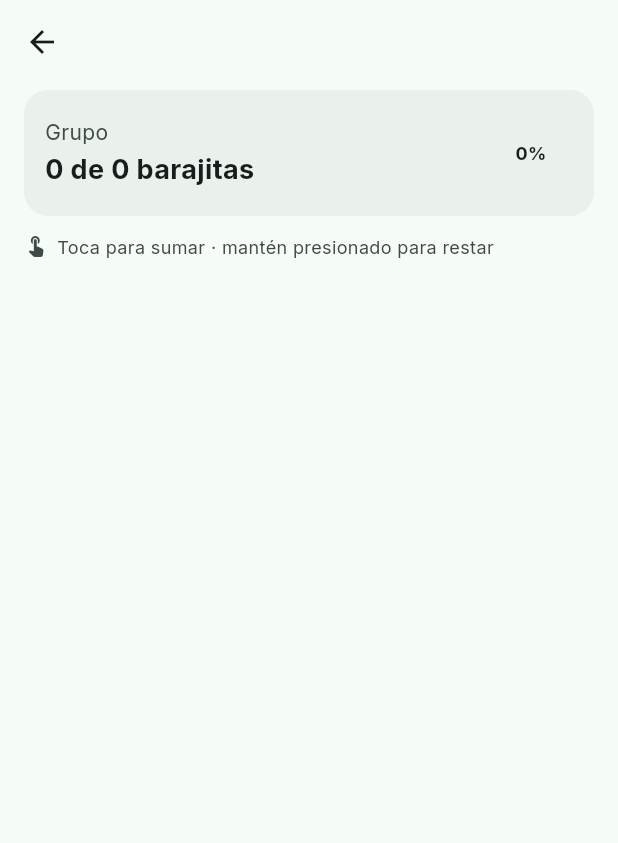
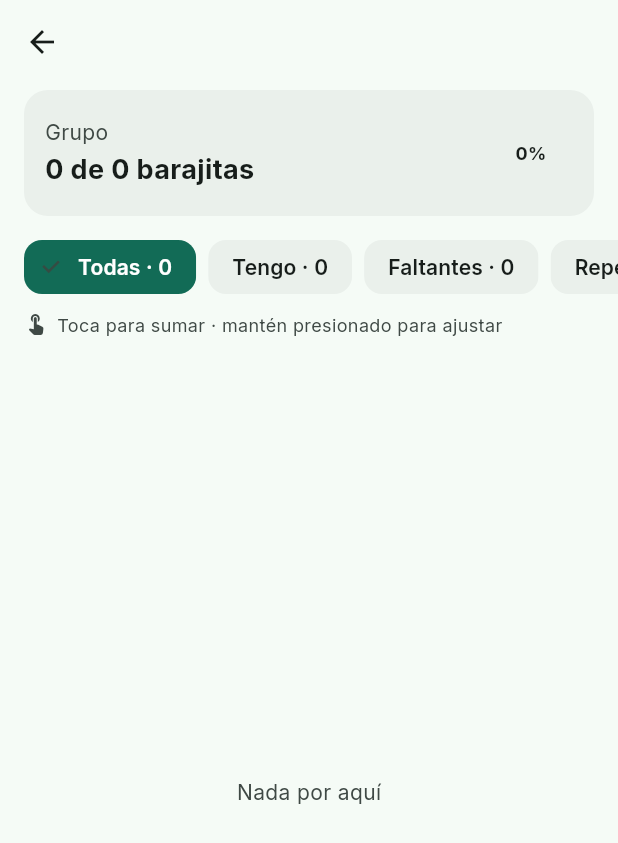
Before and after one commit to castrodeveloper12-coder/barajitas2026pan, a Flutter app: the TeamDetailScreen screen opened directly with empty values, on a phone screen of 412 x 824 dp. Shown: the top 843 px of the screen. Run offline on Flutter 3.47's test engine with Material 3 defaults, Android fonts, the phone set to English and light mode, and no system bars; our stand-ins replace google_fonts, share_plus, sqflite; accounts and stored records are empty.

Commit message:
Add counter sheet and per-team filters
Long-pressing a sticker now opens a bottom sheet with explicit +/- buttons,
the current count and a quick "remove all" action — much more discoverable
than the previous hidden long-press-to-decrement gesture. The team detail
screen also gains filter chips (Todas / Tengo / Faltantes / Repetidas) so
collectors can see exactly which stickers are missing for each country.

https://claude.ai/code/session_01WAiz2brmHza3ACLHWoTpuC

```diff
--- a/lib/screens/specials_screen.dart
+++ b/lib/screens/specials_screen.dart
@@ -2,6 +2,7 @@ import 'package:flutter/material.dart';
 import 'package:provider/provider.dart';
 
 import '../providers/sticker_provider.dart';
+import '../widgets/counter_sheet.dart';
 import '../widgets/sticker_tile.dart';
 
 class SpecialsScreen extends StatelessWidget {
@@ -87,7 +88,7 @@ class _SectionGrid extends StatelessWidget {
               return StickerTile(
                 sticker: s,
                 onIncrement: () => p.increment(s.id),
-                onDecrement: () => p.decrement(s.id),
+                onDecrement: () => showStickerCounterSheet(context, s.id),
               );
             },
           ),
--- a/lib/screens/team_detail_screen.dart
+++ b/lib/screens/team_detail_screen.dart
@@ -3,18 +3,43 @@ import 'package:provider/provider.dart';
 
 import '../models/team.dart';
 import '../providers/sticker_provider.dart';
+import '../widgets/counter_sheet.dart';
 import '../widgets/sticker_tile.dart';
 
-class TeamDetailScreen extends StatelessWidget {
+enum _TeamFilter { all, owned, missing, duplicates }
+
+class TeamDetailScreen extends StatefulWidget {
   final Team team;
   const TeamDetailScreen({super.key, required this.team});
 
   @override
+  State<TeamDetailScreen> createState() => _TeamDetailScreenState();
+}
+
+class _TeamDetailScreenState extends State<TeamDetailScreen> {
+  _TeamFilter _filter = _TeamFilter.all;
+
+  @override
   Widget build(BuildContext context) {
+    final team = widget.team;
     final p = context.watch<StickerProvider>();
-    final stickers = p.forTeam(team.code);
+    final all = p.forTeam(team.code);
     final owned = p.teamOwned(team.code);
     final total = p.teamTotal(team.code);
+    final missingCount = all.where((s) => !s.isOwned).length;
+    final dupsCount = all.where((s) => s.duplicates > 0).length;
+    final stickers = all.where((s) {
+      switch (_filter) {
+        case _TeamFilter.all:
+          return true;
+        case _TeamFilter.owned:
+          return s.isOwned;
+        case _TeamFilter.missing:
+          return !s.isOwned;
+        case _TeamFilter.duplicates:
+          return s.duplicates > 0;
+      }
+    }).toList();
     final scheme = Theme.of(context).colorScheme;
 
     return Scaffold(
@@ -82,8 +107,40 @@ class TeamDetailScreen extends StatelessWidget {
               ),
             ),
           ),
+          SizedBox(
+            height: 44,
+            child: ListView(
+              scrollDirection: Axis.horizontal,
+              padding: const EdgeInsets.symmetric(horizontal: 16),
+              children: [
+                _FilterChip(
+                  label: 'Todas · ${all.length}',
+                  selected: _filter == _TeamFilter.all,
+                  onTap: () => setState(() => _filter = _TeamFilter.all),
+                ),
+                const SizedBox(width: 8),
+                _FilterChip(
+                  label: 'Tengo · $owned',
+                  selected: _filter == _TeamFilter.owned,
+                  onTap: () => setState(() => _filter = _TeamFilter.owned),
+                ),
+                const SizedBox(width: 8),
+                _FilterChip(
+                  label: 'Faltantes · $missingCount',
+                  selected: _filter == _TeamFilter.missing,
+                  onTap: () => setState(() => _filter = _TeamFilter.missing),
+                ),
+                const SizedBox(width: 8),
+                _FilterChip(
+                  label: 'Repetidas · $dupsCount',
+                  selected: _filter == _TeamFilter.duplicates,
+                  onTap: () => setState(() => _filter = _TeamFilter.duplicates),
+                ),
+              ],
+            ),
+          ),
           Padding(
-            padding: const EdgeInsets.symmetric(horizontal: 16),
+            padding: const EdgeInsets.fromLTRB(16, 8, 16, 0),
             child: Row(
               children: [
                 Icon(Icons.touch_app_rounded,
@@ -91,7 +148,7 @@ class TeamDetailScreen extends StatelessWidget {
                 const SizedBox(width: 6),
                 Expanded(
                   child: Text(
-                    'Toca para sumar · mantén presionado para restar',
+                    'Toca para sumar · mantén presionado para ajustar',
                     style: TextStyle(
                       color: scheme.onSurfaceVariant,
                       fontSize: 12,
@@ -103,9 +160,19 @@ class TeamDetailScreen extends StatelessWidget {
           ),
           const SizedBox(height: 8),
           Expanded(
-            child: GridView.builder(
+            child: stickers.isEmpty
+                ? Center(
+                    child: Text(
+                      _filter == _TeamFilter.missing
+                          ? '¡Equipo completo!'
+                          : 'Nada por aquí',
+                      style: TextStyle(color: scheme.onSurfaceVariant),
+                    ),
+                  )
+                : GridView.builder(
                     padding: const EdgeInsets.fromLTRB(16, 8, 16, 24),
-              gridDelegate: const SliverGridDelegateWithFixedCrossAxisCount(
+                    gridDelegate:
+                        const SliverGridDelegateWithFixedCrossAxisCount(
                       crossAxisCount: 3,
                       crossAxisSpacing: 10,
                       mainAxisSpacing: 10,
@@ -117,7 +184,8 @@ class TeamDetailScreen extends StatelessWidget {
                       return StickerTile(
                         sticker: s,
                         onIncrement: () => p.increment(s.id),
-                  onDecrement: () => p.decrement(s.id),
+                        onDecrement: () =>
+                            showStickerCounterSheet(context, s.id),
                       );
                     },
                   ),
@@ -127,3 +195,34 @@ class TeamDetailScreen extends StatelessWidget {
     );
   }
 }
+
+class _FilterChip extends StatelessWidget {
+  final String label;
+  final bool selected;
+  final VoidCallback onTap;
+  const _FilterChip({
+    required this.label,
+    required this.selected,
+    required this.onTap,
+  });
+
+  @override
+  Widget build(BuildContext context) {
+    final scheme = Theme.of(context).colorScheme;
+    return ChoiceChip(
+      label: Text(label),
+      selected: selected,
+      onSelected: (_) => onTap(),
+      labelStyle: TextStyle(
+        fontWeight: FontWeight.w600,
+        color: selected ? scheme.onPrimary : scheme.onSurface,
+      ),
+      selectedColor: scheme.primary,
+      backgroundColor: scheme.surfaceContainerHighest.withValues(alpha: 0.5),
+      shape: RoundedRectangleBorder(
+        borderRadius: BorderRadius.circular(12),
+        side: BorderSide.none,
+      ),
+    );
+  }
+}
```
Also changed, not shown: lib/widgets/counter_sheet.dart (added, +179 -0 lines). Lines whose indentation alone changed are shown as unchanged.
